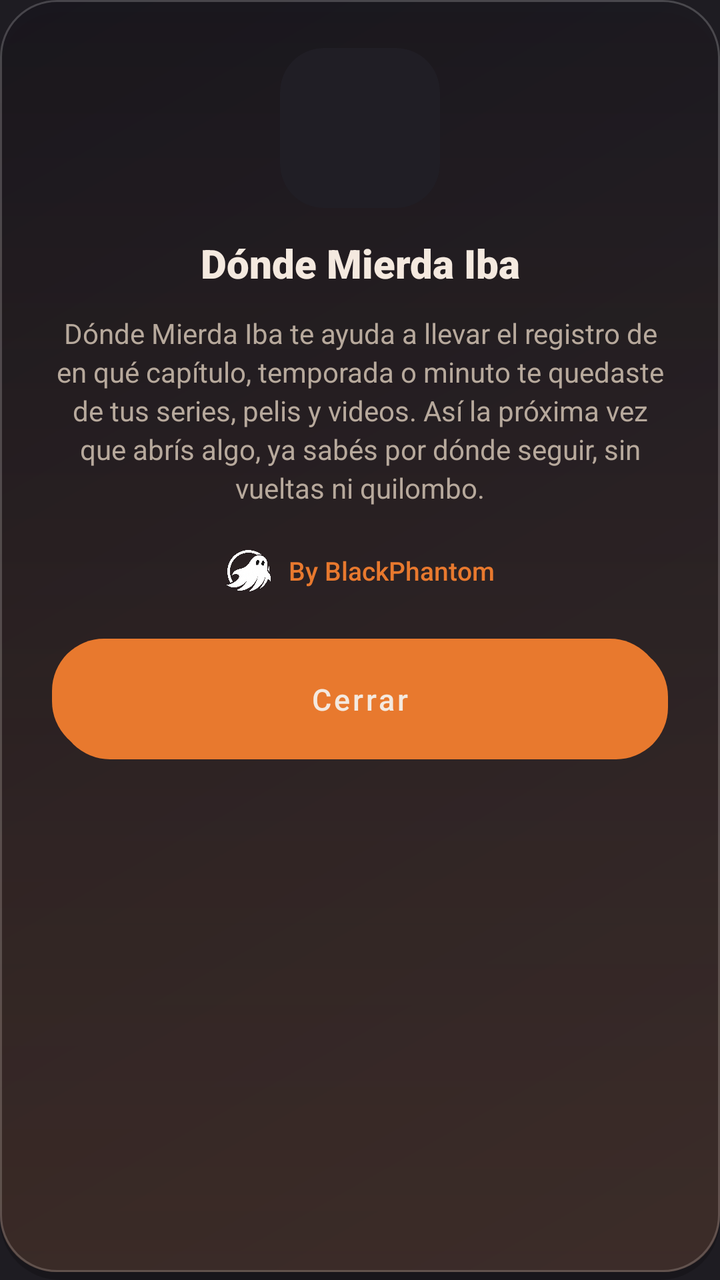
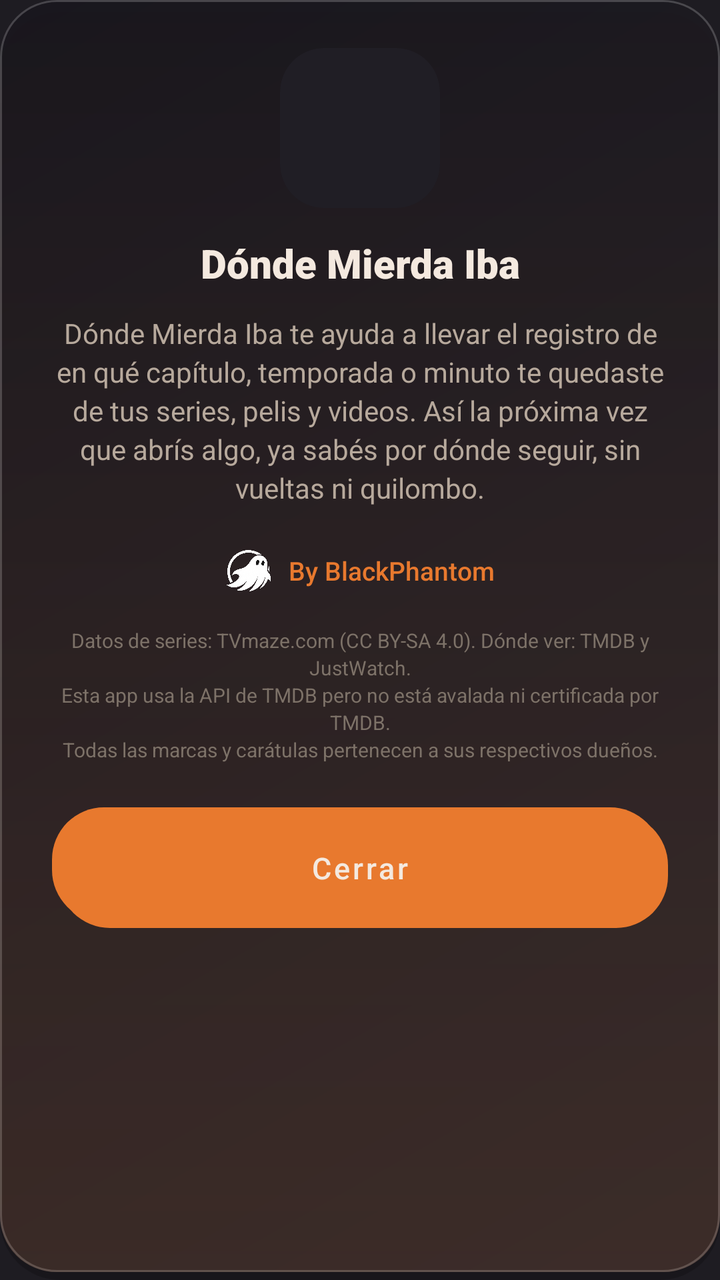

Compare the two renders of this Android layout. The source of the first and the diff that turns it into the second are given below.
<!-- AndroidManifest.xml: application theme Theme.DondeMierdaIba -->
<!-- res/layout/dialog_about.xml -->
<?xml version="1.0" encoding="utf-8"?>
<LinearLayout xmlns:android="http://schemas.android.com/apk/res/android"
    android:layout_width="match_parent"
    android:layout_height="wrap_content"
    android:background="@drawable/bg_glass_dialog"
    android:orientation="vertical"
    android:gravity="center_horizontal"
    android:paddingStart="26dp"
    android:paddingEnd="26dp"
    android:paddingTop="24dp"
    android:paddingBottom="24dp">

    <ImageView
        android:id="@+id/imgAboutIcon"
        android:layout_width="80dp"
        android:layout_height="80dp"
        android:background="@drawable/bg_rounded_icon_mask"
        android:clipToOutline="true"
        android:scaleType="centerCrop"
        android:src="@mipmap/ic_launcher"
        android:contentDescription="@string/app_name" />

    <TextView
        android:layout_width="wrap_content"
        android:layout_height="wrap_content"
        android:layout_marginTop="14dp"
        android:fontFamily="sans-serif-black"
        android:gravity="center"
        android:text="@string/app_name"
        android:textColor="@color/text_primary"
        android:textSize="20sp" />

    <TextView
        android:layout_width="match_parent"
        android:layout_height="wrap_content"
        android:layout_marginTop="12dp"
        android:gravity="center"
        android:lineSpacingExtra="3dp"
        android:text="@string/about_description"
        android:textColor="@color/text_secondary"
        android:textSize="14sp" />

    <LinearLayout
        android:layout_width="wrap_content"
        android:layout_height="wrap_content"
        android:layout_marginTop="20dp"
        android:gravity="center_vertical"
        android:orientation="horizontal">

        <ImageView
            android:layout_width="24dp"
            android:layout_height="24dp"
            android:layout_marginEnd="8dp"
            android:src="@drawable/logo_blackphantom"
            android:contentDescription="@string/by_blackphantom" />

        <TextView
            android:layout_width="wrap_content"
            android:layout_height="wrap_content"
            android:fontFamily="sans-serif-medium"
            android:text="@string/by_blackphantom"
            android:textColor="@color/accent_orange"
            android:textSize="13sp" />

    </LinearLayout>

    <Button
        android:id="@+id/btnCloseAbout"
        style="@style/Widget.DMI.AppleButton.Ghost"
        android:layout_width="match_parent"
        android:layout_height="wrap_content"
        android:layout_marginTop="22dp"
        android:text="@string/close" />

</LinearLayout>
<!-- resources referenced by this layout -->
<resources>
  <color name="accent_orange">#E8792E</color>
  <color name="text_primary">#F4E9DF</color>
  <color name="text_secondary">#B7A99C</color>
  <!-- drawable bg_rounded_icon_mask (drawable) -->
  <?xml version="1.0" encoding="utf-8"?>
  <shape xmlns:android="http://schemas.android.com/apk/res/android"
      android:shape="rectangle">
      <corners android:radius="22dp" />
      <solid android:color="@color/neu_base" />
  </shape>
  <!-- mipmap ic_launcher (mipmap-anydpi-v26) -->
  <?xml version="1.0" encoding="utf-8"?>
  <adaptive-icon xmlns:android="http://schemas.android.com/apk/res/android">
      <background android:drawable="@drawable/ic_launcher_background" />
      <foreground android:drawable="@drawable/ic_launcher_foreground" />
  </adaptive-icon>
  <string name="about_description">Dónde Mierda Iba te ayuda a llevar el registro de en qué capítulo, temporada o minuto te quedaste de tus series, pelis y videos. Así la próxima vez que abrís algo, ya sabés por dónde seguir, sin vueltas ni quilombo.</string>
  <string name="app_name">Dónde Mierda Iba</string>
  <string name="by_blackphantom">By BlackPhantom</string>
  <string name="close">Cerrar</string>
  <style name="Widget.DMI.AppleButton.Ghost">
          <item name="android:background">@drawable/bg_button_apple_ghost</item>
          <item name="android:textColor">@color/text_primary</item>
      </style>
  <style name="Theme.DondeMierdaIba" parent="Theme.MaterialComponents.NoActionBar">
          <item name="colorPrimary">@color/accent_violet</item>
          <item name="colorPrimaryDark">@color/bg_top</item>
          <item name="colorAccent">@color/accent_cyan</item>
          <item name="android:windowBackground">@color/bg_top</item>
          <item name="android:statusBarColor">@color/bg_top</item>
          <item name="android:navigationBarColor">@color/bg_top</item>
          <item name="android:textColorPrimary">@color/text_primary</item>
          <item name="android:textColorSecondary">@color/text_secondary</item>
          <item name="android:windowLightStatusBar">false</item>
      </style>
  <color name="neu_base">#201E25</color>
  <!-- drawable ic_launcher_background (drawable) -->
  <?xml version="1.0" encoding="utf-8"?>
  <shape xmlns:android="http://schemas.android.com/apk/res/android">
      <gradient
          android:angle="135"
          android:startColor="@color/bg_top"
          android:endColor="@color/bg_bottom" />
  </shape>
  <!-- drawable bg_button_apple_ghost (drawable) -->
  <?xml version="1.0" encoding="utf-8"?>
  <selector xmlns:android="http://schemas.android.com/apk/res/android">
      <item android:state_pressed="true" android:drawable="@drawable/bg_button_ghost_pressed" />
      <item android:drawable="@drawable/bg_button_ghost_normal" />
  </selector>
  <color name="accent_violet">#E8792E</color>
  <color name="bg_top">#1E1C22</color>
  <color name="accent_cyan">#F4B740</color>
  <color name="bg_bottom">#121115</color>
  <color name="neu_shadow_dark">#0B0A0E</color>
  <color name="neu_shadow_light">#332F38</color>
  <color name="neu_base_pressed">#191720</color>
  <color name="neu_base_hi">#252329</color>
  <!-- unchanged entries left out for length: 5 -->
</resources>

<!-- the commit's change to res/layout/dialog_about.xml (unified diff, before → after) -->
@@ -64,6 +64,16 @@
 
     </LinearLayout>
 
+    <TextView
+        android:layout_width="match_parent"
+        android:layout_height="wrap_content"
+        android:layout_marginTop="16dp"
+        android:gravity="center"
+        android:lineSpacingExtra="2dp"
+        android:text="@string/about_credits"
+        android:textColor="@color/text_muted"
+        android:textSize="10sp" />
+
     <Button
         android:id="@+id/btnCloseAbout"
         style="@style/Widget.DMI.AppleButton.Ghost"
<!-- resource entries referenced after the edit -->
@@ -1,6 +1,7 @@
 <!-- resources referenced by this layout -->
 <resources>
   <color name="accent_orange">#E8792E</color>
+  <color name="text_muted">#7D7268</color>
   <color name="text_primary">#F4E9DF</color>
   <color name="text_secondary">#B7A99C</color>
   <!-- drawable bg_rounded_icon_mask (drawable) -->
@@ -16,6 +17,7 @@
       <background android:drawable="@drawable/ic_launcher_background" />
       <foreground android:drawable="@drawable/ic_launcher_foreground" />
   </adaptive-icon>
+  <string name="about_credits">Datos de series: TVmaze.com (CC BY-SA 4.0). Dónde ver: TMDB y JustWatch.\nEsta app usa la API de TMDB pero no está avalada ni certificada por TMDB.\nTodas las marcas y carátulas pertenecen a sus respectivos dueños.</string>
   <string name="about_description">Dónde Mierda Iba te ayuda a llevar el registro de en qué capítulo, temporada o minuto te quedaste de tus series, pelis y videos. Así la próxima vez que abrís algo, ya sabés por dónde seguir, sin vueltas ni quilombo.</string>
   <string name="app_name">Dónde Mierda Iba</string>
   <string name="by_blackphantom">By BlackPhantom</string>
